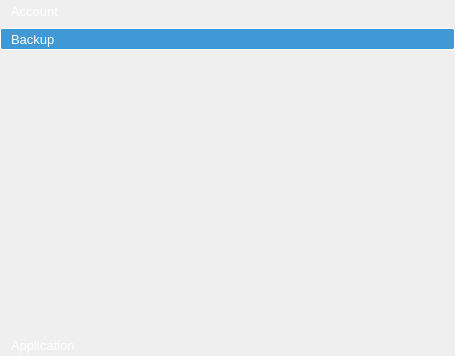
First picture: the form in forms/settingswidget.ui, repository Tarsnap/tarsnap-gui, before the edit.
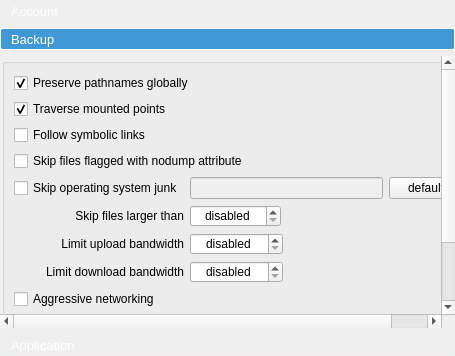
Second picture: the form after the edit. The open tabs and pages were chosen to show the change. Custom widgets are drawn as their Qt base class.

Commit message: forms: move Settings.Backup into SettingsWidget

Patch:
```diff
--- a/forms/settingswidget.ui
+++ b/forms/settingswidget.ui
@@ -518,6 +518,301 @@
        <property name="bottomMargin">
         <number>0</number>
        </property>
+       <item>
+        <widget class="QGroupBox" name="settingsBackupGroupBox">
+         <property name="title">
+          <string/>
+         </property>
+         <layout class="QGridLayout" name="gridLayout">
+          <item row="10" column="0" colspan="4">
+           <widget class="QCheckBox" name="simulationCheckBox">
+            <property name="toolTip">
+             <string>Don't really create archives on the Tarsnap servers; just simulate doing so locally.  The resulted archives and archive statistics will be almost identical (typically within a few kB or a fraction of a percent) to the real deal.</string>
+            </property>
+            <property name="text">
+             <string>Simulation mode (simulate creation of archives, useful for dry runs)</string>
+            </property>
+           </widget>
+          </item>
+          <item row="7" column="1">
+           <widget class="QSpinBox" name="limitDownloadSpinBox">
+            <property name="sizePolicy">
+             <sizepolicy hsizetype="Fixed" vsizetype="Fixed">
+              <horstretch>0</horstretch>
+              <verstretch>0</verstretch>
+             </sizepolicy>
+            </property>
+            <property name="toolTip">
+             <string>Limit download bandwidth rate to kilobits per second</string>
+            </property>
+            <property name="alignment">
+             <set>Qt::AlignCenter</set>
+            </property>
+            <property name="specialValueText">
+             <string>disabled</string>
+            </property>
+            <property name="suffix">
+             <string>kbps</string>
+            </property>
+            <property name="maximum">
+             <number>2147483647</number>
+            </property>
+            <property name="singleStep">
+             <number>1024</number>
+            </property>
+           </widget>
+          </item>
+          <item row="8" column="0" colspan="4">
+           <widget class="QCheckBox" name="aggressiveNetworkingCheckBox">
+            <property name="toolTip">
+             <string>Use multiple TCP connections to send data to the Tarsnap server, can improve network performance</string>
+            </property>
+            <property name="text">
+             <string>Aggressive networking</string>
+            </property>
+           </widget>
+          </item>
+          <item row="3" column="0" colspan="4">
+           <widget class="QCheckBox" name="skipNoDumpCheckBox">
+            <property name="toolTip">
+             <string>Not all filesystems support this attribute</string>
+            </property>
+            <property name="text">
+             <string>Skip files flagged with nodump attribute</string>
+            </property>
+           </widget>
+          </item>
+          <item row="0" column="0" colspan="4">
+           <widget class="QCheckBox" name="preservePathsCheckBox">
+            <property name="toolTip">
+             <string>Preseve absolute pathnames when backing up, by not removing leading slashes</string>
+            </property>
+            <property name="text">
+             <string>Preserve pathnames globally</string>
+            </property>
+            <property name="checked">
+             <bool>true</bool>
+            </property>
+           </widget>
+          </item>
+          <item row="6" column="0">
+           <widget class="QLabel" name="limitUploadBandwidthLabel">
+            <property name="text">
+             <string>Limit upload bandwidth</string>
+            </property>
+            <property name="alignment">
+             <set>Qt::AlignRight|Qt::AlignTrailing|Qt::AlignVCenter</set>
+            </property>
+           </widget>
+          </item>
+          <item row="1" column="0" colspan="4">
+           <widget class="QCheckBox" name="traverseMountCheckBox">
+            <property name="toolTip">
+             <string>Cross mount points when creating archives</string>
+            </property>
+            <property name="text">
+             <string>Traverse mounted points</string>
+            </property>
+            <property name="checked">
+             <bool>true</bool>
+            </property>
+           </widget>
+          </item>
+          <item row="4" column="1">
+           <widget class="QLineEdit" name="skipSystemLineEdit">
+            <property name="enabled">
+             <bool>false</bool>
+            </property>
+            <property name="toolTip">
+             <string>Shell globbing patterns can be used, the list is colon separated</string>
+            </property>
+            <property name="text">
+             <string notr="true"/>
+            </property>
+           </widget>
+          </item>
+          <item row="12" column="0" colspan="4">
+           <spacer name="settingsBackupVerticalSpacer">
+            <property name="orientation">
+             <enum>Qt::Vertical</enum>
+            </property>
+            <property name="sizeHint" stdset="0">
+             <size>
+              <width>20</width>
+              <height>40</height>
+             </size>
+            </property>
+           </spacer>
+          </item>
+          <item row="9" column="0" colspan="4">
+           <widget class="QCheckBox" name="ignoreConfigCheckBox">
+            <property name="toolTip">
+             <string>Do not read the default configuration files tarsnap.conf and tarsnaprc</string>
+            </property>
+            <property name="text">
+             <string>Ignore default configuration files</string>
+            </property>
+            <property name="checked">
+             <bool>true</bool>
+            </property>
+           </widget>
+          </item>
+          <item row="4" column="2" colspan="2">
+           <widget class="QPushButton" name="skipSystemDefaultsButton">
+            <property name="toolTip">
+             <string>Fill with default system junk patterns</string>
+            </property>
+            <property name="text">
+             <string>defaults</string>
+            </property>
+           </widget>
+          </item>
+          <item row="4" column="0">
+           <widget class="QCheckBox" name="skipSystemJunkCheckBox">
+            <property name="toolTip">
+             <string>Tarsnap will skip these files globally for backups</string>
+            </property>
+            <property name="text">
+             <string>Skip operating system junk</string>
+            </property>
+           </widget>
+          </item>
+          <item row="5" column="0">
+           <widget class="QLabel" name="skipLargeFilesLabel">
+            <property name="text">
+             <string>Skip files larger than</string>
+            </property>
+            <property name="alignment">
+             <set>Qt::AlignRight|Qt::AlignTrailing|Qt::AlignVCenter</set>
+            </property>
+           </widget>
+          </item>
+          <item row="5" column="1" colspan="2">
+           <widget class="QSpinBox" name="skipFilesSizeSpinBox">
+            <property name="enabled">
+             <bool>true</bool>
+            </property>
+            <property name="sizePolicy">
+             <sizepolicy hsizetype="Fixed" vsizetype="Fixed">
+              <horstretch>0</horstretch>
+              <verstretch>0</verstretch>
+             </sizepolicy>
+            </property>
+            <property name="toolTip">
+             <string>Do not include files of size equal or greater than the specified value in backups</string>
+            </property>
+            <property name="alignment">
+             <set>Qt::AlignCenter</set>
+            </property>
+            <property name="specialValueText">
+             <string>disabled</string>
+            </property>
+            <property name="showGroupSeparator" stdset="0">
+             <bool>true</bool>
+            </property>
+            <property name="suffix">
+             <string>MiB</string>
+            </property>
+            <property name="minimum">
+             <number>0</number>
+            </property>
+            <property name="maximum">
+             <number>2147483647</number>
+            </property>
+            <property name="singleStep">
+             <number>512</number>
+            </property>
+            <property name="value">
+             <number>0</number>
+            </property>
+           </widget>
+          </item>
+          <item row="6" column="1">
+           <widget class="QSpinBox" name="limitUploadSpinBox">
+            <property name="sizePolicy">
+             <sizepolicy hsizetype="Fixed" vsizetype="Fixed">
+              <horstretch>0</horstretch>
+              <verstretch>0</verstretch>
+             </sizepolicy>
+            </property>
+            <property name="toolTip">
+             <string>Limit upload bandwidth rate to kilobits per second</string>
+            </property>
+            <property name="alignment">
+             <set>Qt::AlignCenter</set>
+            </property>
+            <property name="specialValueText">
+             <string>disabled</string>
+            </property>
+            <property name="suffix">
+             <string>kbps</string>
+            </property>
+            <property name="minimum">
+             <number>0</number>
+            </property>
+            <property name="maximum">
+             <number>2147483647</number>
+            </property>
+            <property name="singleStep">
+             <number>1024</number>
+            </property>
+           </widget>
+          </item>
+          <item row="7" column="0">
+           <widget class="QLabel" name="limitDownloadBandwidthLabel">
+            <property name="text">
+             <string>Limit download bandwidth</string>
+            </property>
+            <property name="alignment">
+             <set>Qt::AlignRight|Qt::AlignTrailing|Qt::AlignVCenter</set>
+            </property>
+           </widget>
+          </item>
+          <item row="2" column="0" colspan="4">
+           <widget class="QCheckBox" name="followSymLinksCheckBox">
+            <property name="toolTip">
+             <string>If checked all symbolic links will be followed when creating an archive</string>
+            </property>
+            <property name="text">
+             <string>Follow symbolic links</string>
+            </property>
+           </widget>
+          </item>
+          <item row="11" column="0">
+           <widget class="QPushButton" name="enableSchedulingButton">
+            <property name="sizePolicy">
+             <sizepolicy hsizetype="Fixed" vsizetype="Fixed">
+              <horstretch>0</horstretch>
+              <verstretch>0</verstretch>
+             </sizepolicy>
+            </property>
+            <property name="toolTip">
+             <string>Register Tarsnap GUI with the platform scheduler to enable automatic Job backups</string>
+            </property>
+            <property name="text">
+             <string>Enable Job scheduling</string>
+            </property>
+           </widget>
+          </item>
+          <item row="11" column="1">
+           <widget class="QPushButton" name="disableSchedulingButton">
+            <property name="sizePolicy">
+             <sizepolicy hsizetype="Fixed" vsizetype="Fixed">
+              <horstretch>0</horstretch>
+              <verstretch>0</verstretch>
+             </sizepolicy>
+            </property>
+            <property name="toolTip">
+             <string>Deregister Tarsnap GUI from the platform scheduler to disable automatic Job backups</string>
+            </property>
+            <property name="text">
+             <string>Disable Job scheduling</string>
+            </property>
+           </widget>
+          </item>
+         </layout>
+        </widget>
+       </item>
       </layout>
      </widget>
      <widget class="QWidget" name="settingsApplicationPage">
```
Left out of the diff: 34 changed lines with no effect on the pictures. The commit also changes 1 other file.
